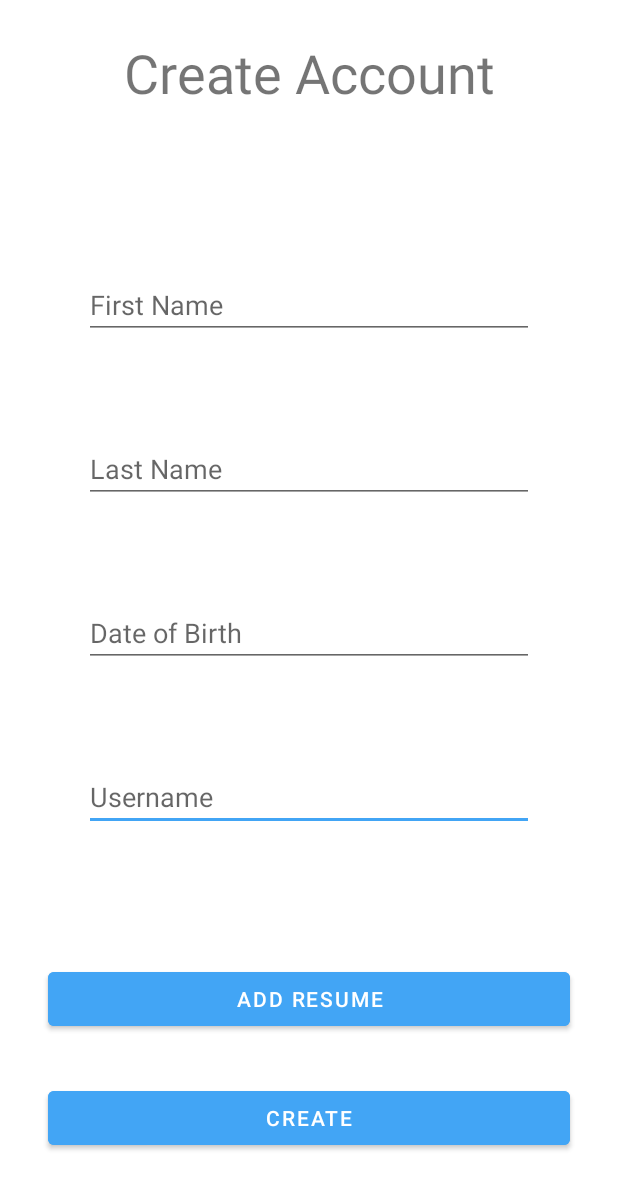
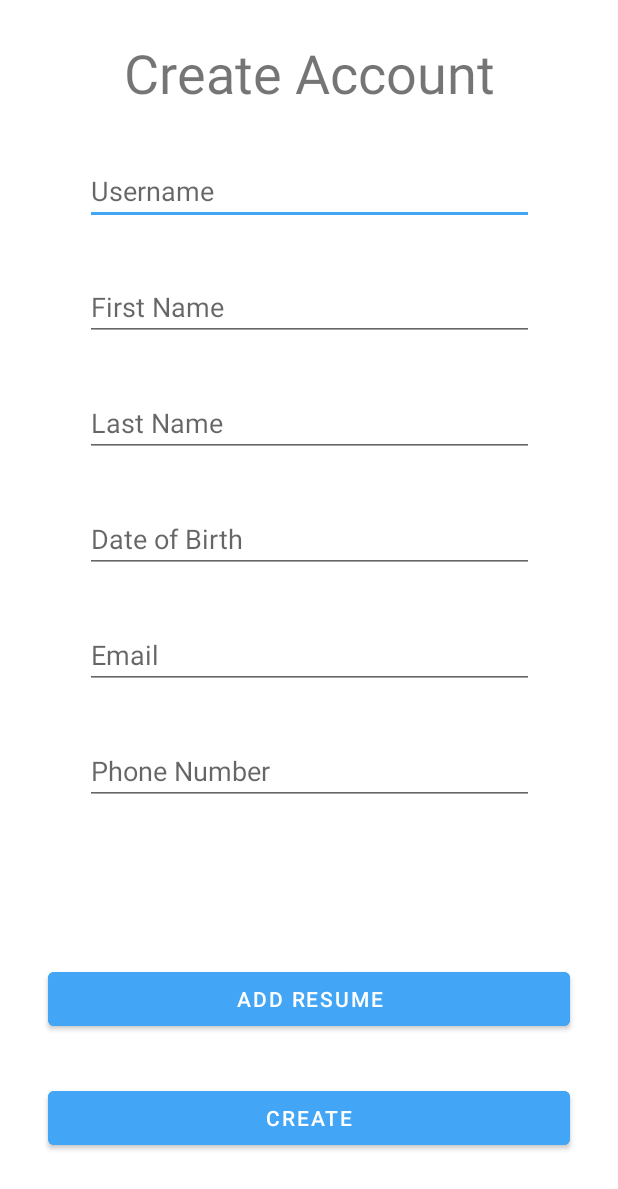
Before and after one commit to TeamSealSearch/Android, an Android app: the CreateProfile screen opened directly, with no data from a screen before it, on a phone screen of 412 x 824 dp. Shown: the top 1189 px of the screen. Run offline under Robolectric (Android 15) with nearby library versions, the light colour scheme and no system bars.

Commit message:
account creation

```diff
--- a/app/src/main/res/layout/create_account.xml
+++ b/app/src/main/res/layout/create_account.xml
@@ -21,30 +21,28 @@
 
     <EditText
         android:id="@+id/createDOB"
-        android:layout_width="0dp"
+        android:layout_width="299dp"
         android:layout_height="wrap_content"
-        android:layout_marginBottom="64dp"
+        android:layout_marginTop="32dp"
         android:ems="10"
         android:focusable="false"
         android:hint="Date of Birth"
         android:inputType="date|none"
-        app:layout_constraintBottom_toTopOf="@+id/createUsername"
-        app:layout_constraintEnd_toEndOf="@+id/createFirstName"
-        app:layout_constraintHorizontal_bias="0.497"
-        app:layout_constraintStart_toStartOf="@+id/createFirstName" />
+        app:layout_constraintEnd_toEndOf="parent"
+        app:layout_constraintStart_toStartOf="parent"
+        app:layout_constraintTop_toBottomOf="@+id/createLastName" />
 
     <EditText
         android:id="@+id/createUsername"
-        android:layout_width="0dp"
+        android:layout_width="299dp"
         android:layout_height="wrap_content"
-        android:layout_marginBottom="64dp"
+        android:layout_marginTop="32dp"
         android:ems="10"
         android:hint="Username"
         android:inputType="none|textPersonName"
-        app:layout_constraintBottom_toTopOf="@+id/guideline9"
-        app:layout_constraintEnd_toEndOf="@+id/createFirstName"
-        app:layout_constraintHorizontal_bias="0.0"
-        app:layout_constraintStart_toStartOf="@+id/createFirstName" />
+        app:layout_constraintEnd_toEndOf="parent"
+        app:layout_constraintStart_toStartOf="parent"
+        app:layout_constraintTop_toBottomOf="@+id/textView6" />
 
     <Button
         android:id="@+id/button4"
@@ -52,9 +50,9 @@
         android:layout_height="wrap_content"
         android:layout_marginTop="8dp"
         android:layout_marginBottom="32dp"
+        android:backgroundTint="@color/applicantAccent"
         android:onClick="createUser"
         android:text="Create"
-        android:backgroundTint="@color/applicantAccent"
         app:layout_constraintBottom_toBottomOf="parent"
         app:layout_constraintEnd_toEndOf="@+id/button6"
         app:layout_constraintHorizontal_bias="0.498"
@@ -68,8 +66,8 @@
         android:layout_marginStart="32dp"
         android:layout_marginTop="24dp"
         android:layout_marginEnd="32dp"
+        android:backgroundTint="@color/applicantAccent"
         android:text="Add resume"
-        android:backgroundTint="@color/applicantAccent"
 
         app:layout_constraintEnd_toEndOf="parent"
         app:layout_constraintStart_toStartOf="parent"
@@ -77,29 +75,27 @@
 
     <EditText
         android:id="@+id/createFirstName"
-        android:layout_width="0dp"
+        android:layout_width="299dp"
         android:layout_height="wrap_content"
-        android:layout_marginStart="32dp"
-        android:layout_marginEnd="32dp"
-        android:layout_marginBottom="64dp"
+        android:layout_marginTop="32dp"
         android:ems="10"
         android:hint="First Name"
         android:inputType="textPersonName"
-        app:layout_constraintBottom_toTopOf="@+id/createLastName"
-        app:layout_constraintEnd_toEndOf="@+id/textView6"
-        app:layout_constraintStart_toStartOf="@+id/textView6" />
+        app:layout_constraintEnd_toEndOf="parent"
+        app:layout_constraintStart_toStartOf="parent"
+        app:layout_constraintTop_toBottomOf="@+id/createUsername" />
 
     <EditText
         android:id="@+id/createLastName"
-        android:layout_width="0dp"
+        android:layout_width="299dp"
         android:layout_height="wrap_content"
-        android:layout_marginBottom="64dp"
+        android:layout_marginTop="32dp"
         android:ems="10"
         android:hint="Last Name"
         android:inputType="textPersonName"
-        app:layout_constraintBottom_toTopOf="@+id/createDOB"
-        app:layout_constraintEnd_toEndOf="@+id/createFirstName"
-        app:layout_constraintStart_toStartOf="@+id/createFirstName" />
+        app:layout_constraintEnd_toEndOf="parent"
+        app:layout_constraintStart_toStartOf="parent"
+        app:layout_constraintTop_toBottomOf="@+id/createFirstName" />
 
     <androidx.constraintlayout.widget.Guideline
         android:id="@+id/guideline4"
@@ -143,4 +139,28 @@
         android:orientation="horizontal"
         app:layout_constraintGuide_percent="0.75" />
 
+    <EditText
+        android:id="@+id/createEmailField"
+        android:layout_width="0dp"
+        android:layout_height="wrap_content"
+        android:layout_marginTop="32dp"
+        android:ems="10"
+        android:hint="Email"
+        android:inputType="textEmailAddress"
+        app:layout_constraintEnd_toEndOf="@+id/createDOB"
+        app:layout_constraintStart_toStartOf="@+id/createDOB"
+        app:layout_constraintTop_toBottomOf="@+id/createDOB" />
+
+    <EditText
+        android:id="@+id/editTextPhone"
+        android:layout_width="0dp"
+        android:layout_height="wrap_content"
+        android:layout_marginTop="32dp"
+        android:ems="10"
+        android:hint="Phone Number"
+        android:inputType="phone"
+        app:layout_constraintEnd_toEndOf="@+id/createEmailField"
+        app:layout_constraintStart_toStartOf="@+id/createEmailField"
+        app:layout_constraintTop_toBottomOf="@+id/createEmailField" />
+
 </androidx.constraintlayout.widget.ConstraintLayout>
```
Also changed, not shown: app/src/main/java/com/example/capstone/CreateProfile.java (+8 -4 lines), app/src/main/java/com/example/capstone/CreateRunnable.java (+36 -16 lines).
